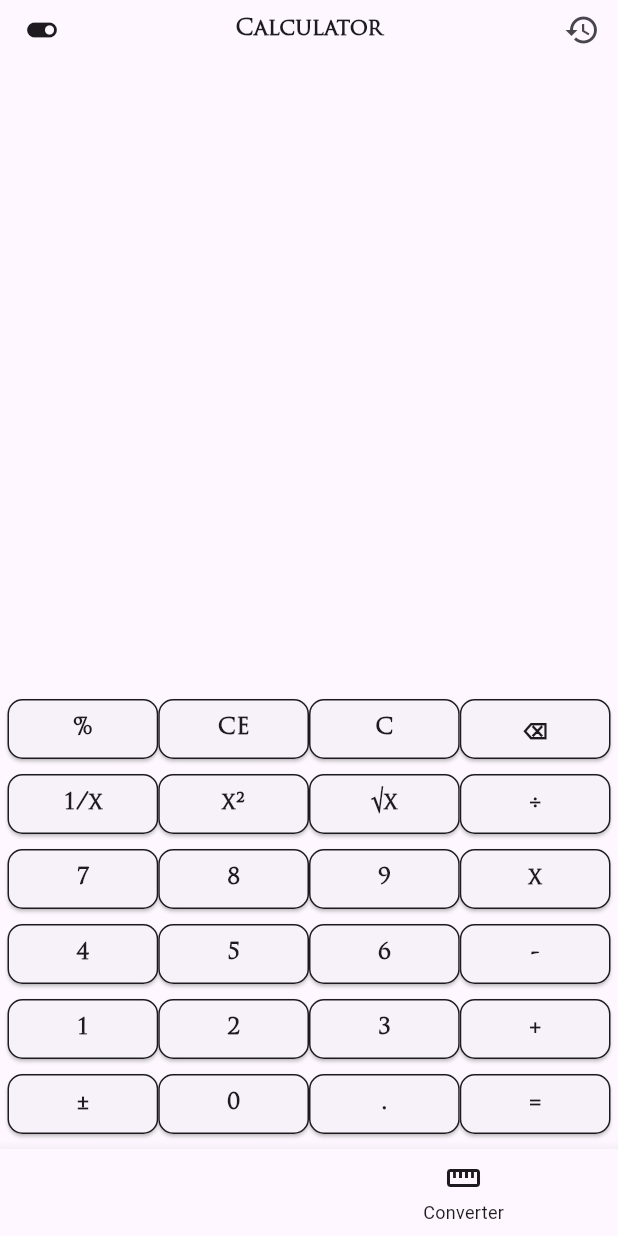
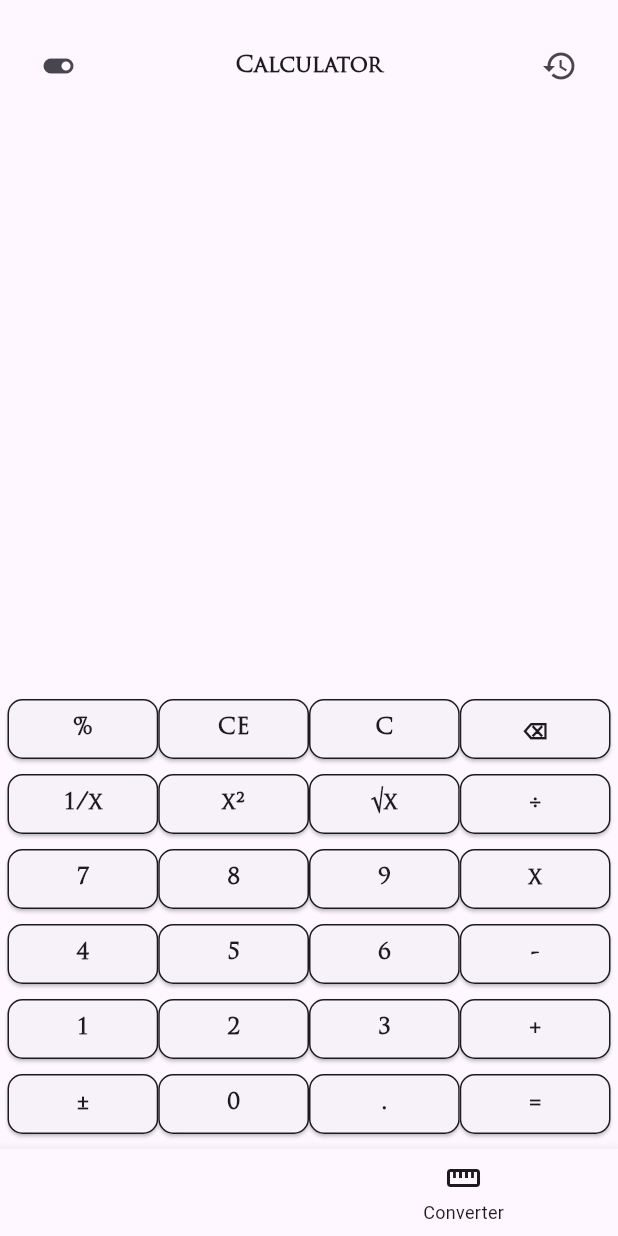
Before and after one commit to Chuckibmk/simple-calculator, a Flutter app: the screen it shows after launch, on a phone screen of 412 x 824 dp. Run offline on Flutter 3.47's test engine with Material 3 defaults, Android fonts, the phone set to English and light mode, and no system bars; our stand-ins replace google_mobile_ads; network calls fail.

Commit message:
removed appbar

```diff
--- a/lib/basiccalc.dart
+++ b/lib/basiccalc.dart
@@ -72,36 +72,6 @@ class _BasicCalcClassState extends State<BasicCalcClass> {
     return LayoutBuilder(builder: (context, constraints) {
       return Scaffold(
         key: scaffoldkey,
-        appBar: PreferredSize(
-          preferredSize: const Size.fromHeight(40),
-          child: AppBar(
-            title: const Text('Calculator',
-                style: TextStyle(
-                    fontFamily: 'Trajan Pro',
-                    fontSize: 15,
-                    fontWeight: FontWeight.bold)),
-            centerTitle: true,
-            leading: IconButton(
-              icon: const Icon(Icons.toggle_on),
-              onPressed: () {
-                widget.toggleTheme();
-              },
-            ),
-            actions: [
-              Builder(
-                builder: (context) => IconButton(
-                  icon: const Icon(Icons.history),
-                  onPressed: () {
-                    // use of scaffold variable store state after openEndDrawer
-                    scaffoldkey.currentState?.openEndDrawer();
-                  },
-                  tooltip:
-                      MaterialLocalizations.of(context).openAppDrawerTooltip,
-                ),
-              )
-            ],
-          ),
-        ),
         endDrawer: Drawer(
           shape: const RoundedRectangleBorder(
             borderRadius: BorderRadius.only(
@@ -151,7 +121,6 @@ class _BasicCalcClassState extends State<BasicCalcClass> {
         ),
         // use SafeArea
         body: SafeArea(
-          // children: [
           child: Column(children: [
             // if (widget.bannerAd != null)
             //   Align(
@@ -162,6 +131,57 @@ class _BasicCalcClassState extends State<BasicCalcClass> {
             //       child: AdWidget(ad: widget.bannerAd),
             //     ),
             //   ),
+            Container(
+              padding: const EdgeInsets.symmetric(horizontal: 5, vertical: 10),
+              child: Row(
+                mainAxisAlignment: MainAxisAlignment.spaceBetween,
+                children: [
+                  Container(
+                    padding: const EdgeInsets.all(10),
+                    decoration: BoxDecoration(
+                        // color: Color(0xffF8FAFB),
+                        color: Theme.of(context).colorScheme.surface,
+                        shape: BoxShape.circle),
+                    child: IconButton(
+                      icon: const Icon(Icons.toggle_on),
+                      onPressed: () {
+                        widget.toggleTheme();
+                      },
+                    ),
+                  ),
+                  RichText(
+                    textAlign: TextAlign.center,
+                    text: TextSpan(
+                      text: "Calculator",
+                      style: TextStyle(
+                          fontFamily: 'Trajan Pro',
+                          color: Theme.of(context).colorScheme.onSurface,
+                          // color: Color(0xff7C797A),
+                          fontSize: 15,
+                          fontWeight: FontWeight.bold),
+                    ),
+                  ),
+                  Container(
+                    padding: const EdgeInsets.all(10),
+                    decoration: BoxDecoration(
+                        color: Theme.of(context).colorScheme.surface,
+                        // color: Color(0xffF8FAFB),
+                        shape: BoxShape.circle),
+                    child: Builder(
+                      builder: (context) => IconButton(
+                        icon: const Icon(Icons.history),
+                        onPressed: () {
+                          // use of scaffold variable store state after openEndDrawer
+                          scaffoldkey.currentState?.openEndDrawer();
+                        },
+                        tooltip: MaterialLocalizations.of(context)
+                            .openAppDrawerTooltip,
+                      ),
+                    ),
+                  )
+                ],
+              ),
+            ),
             Expanded(
               flex: 1,
               child: Padding(
@@ -223,7 +243,6 @@ class _BasicCalcClassState extends State<BasicCalcClass> {
               ),
             ),
           ]),
-          // ],
         ),
       );
     });
```
Also changed, not shown: lib/converter.dart (+54 -21 lines).
